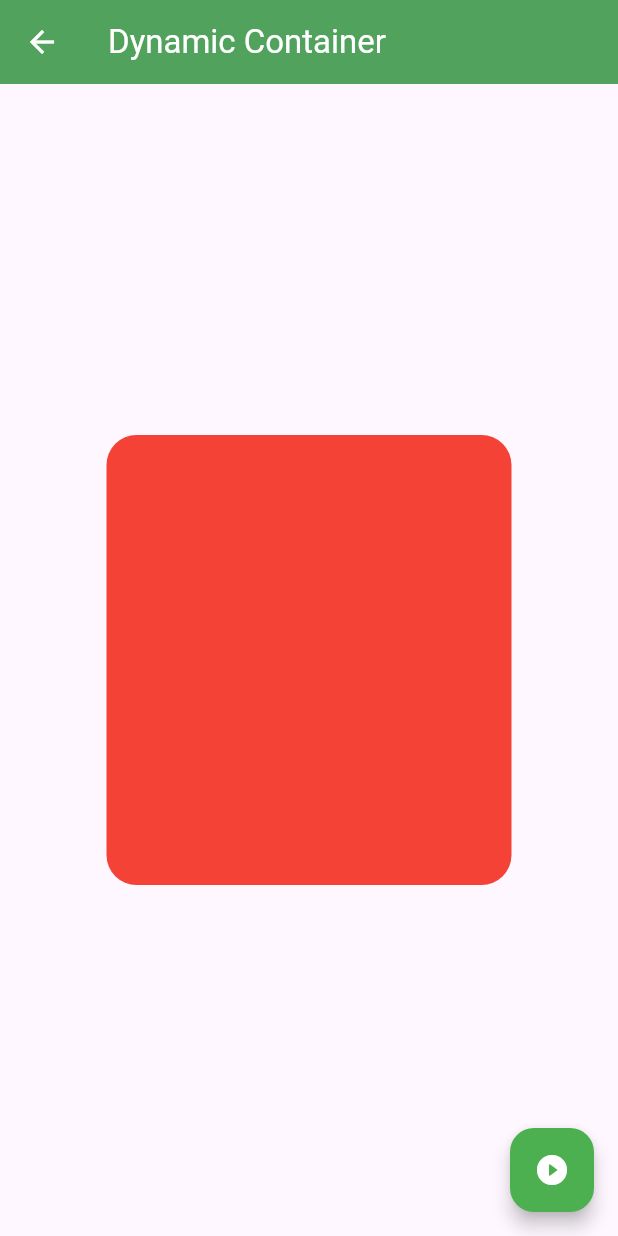
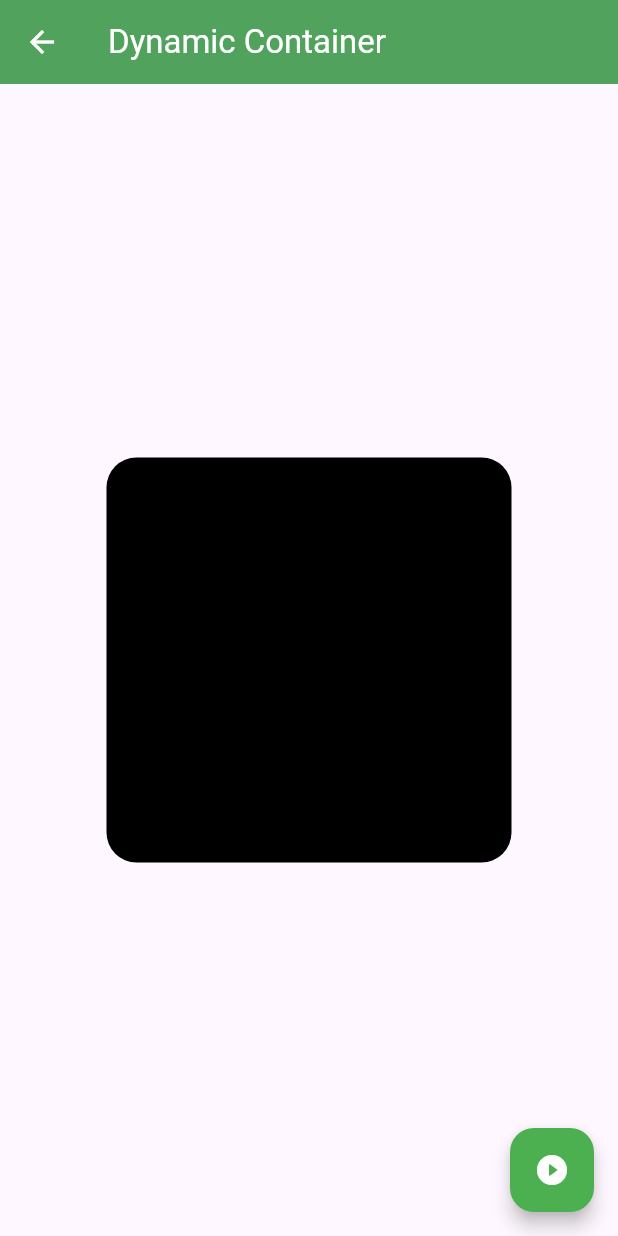
Before and after one commit to pebosch/fl_components, a Flutter app: the ContainerScreen screen opened by its route, after a tap on the "play circle filled" icon, on a phone screen of 412 x 824 dp. Run offline on Flutter 3.47's test engine with Material 3 defaults, Android fonts, the phone set to English and light mode, and no system bars.

Commit message:
Dynamic Container

```diff
--- a/lib/screens/container_screen.dart
+++ b/lib/screens/container_screen.dart
@@ -15,6 +15,9 @@ class _ContainerScreenState extends State<ContainerScreen> {
   double _height = 50;
   Color _color = Colors.green;
   BorderRadiusGeometry _borderRadius = BorderRadius.circular(10);
+
+  List<Color> colores = [Colors.amber, Colors.blueAccent, Colors.lightGreenAccent, Colors.pinkAccent, Colors.black, Colors.deepPurple];
+
 
   @override
   Widget build(BuildContext context) {
@@ -38,8 +41,8 @@ class _ContainerScreenState extends State<ContainerScreen> {
         onPressed: (){
           //_width = 200;
           _width = Random().nextInt(300).toDouble() + 50;
-          _height = 300;
-          _color = Colors.red;
+          _height = Random().nextInt(300).toDouble() + 50;
+          _color = colores[Random().nextInt(colores.length)];
           _borderRadius = BorderRadius.circular(20);
           setState(() {
 
```
